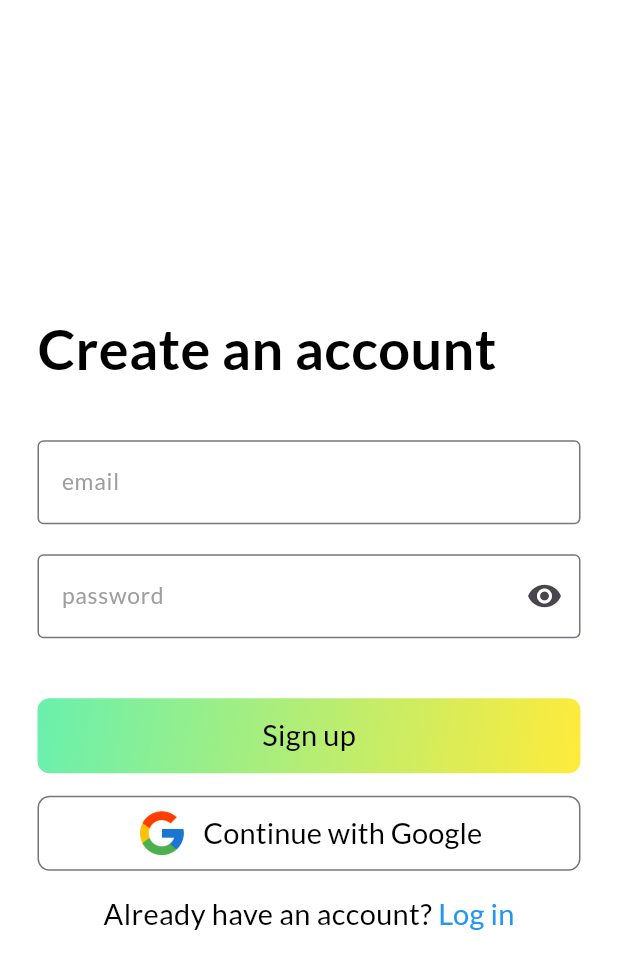
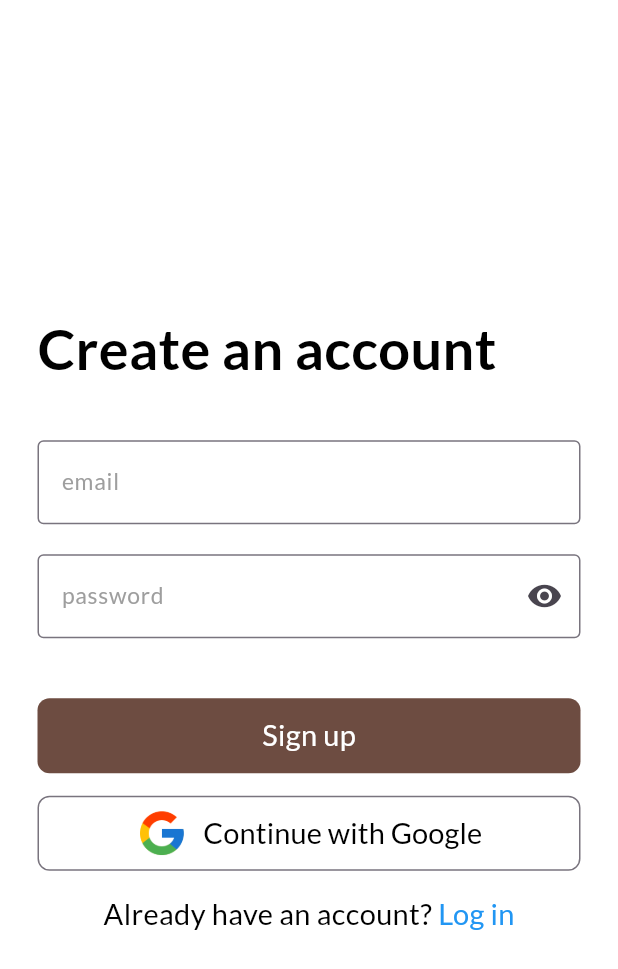
Before and after one commit to mustapha-amin/home_quest, a Flutter app: the screen it shows after launch, after a tap on "Get Started", on a phone screen of 412 x 824 dp. Shown: the top 969 px of the screen. Run offline on Flutter 3.47's test engine with Material 3 defaults, Android fonts, the phone set to English and light mode, and no system bars; our stand-ins replace firebase_auth, firebase_core, flutter_riverpod, fpdart, google_fonts, shared_preferences and 1 more; accounts and stored records are empty.

Commit message:
minor fix

```diff
--- /dev/null
+++ b/lib/core/providers.dart
@@ -0,0 +1,6 @@
+import 'package:flutter_riverpod/flutter_riverpod.dart';
+import 'package:shared_preferences/shared_preferences.dart';
+
+final sharedPrefsProvider = Provider<SharedPreferences>((ref) {
+  throw UnimplementedError();
+});
--- /dev/null
+++ b/lib/core/typedefs.dart
@@ -0,0 +1,4 @@
+import 'package:fpdart/fpdart.dart';
+
+typedef FutureEither<T> = Future<Either<String, T>>;
+typedef FutureVoid = Future<void>;
--- a/lib/features/onboarding/view/onboarding.dart
+++ b/lib/features/onboarding/view/onboarding.dart
@@ -1,5 +1,10 @@
+import 'dart:developer';
+
 import 'package:flutter/material.dart';
+import 'package:flutter_riverpod/flutter_riverpod.dart';
+import 'package:home_quest/core/providers.dart';
 import 'package:home_quest/features/auth/view/auth_screen.dart';
+import 'package:home_quest/services/onboarding_settings.dart';
 import 'package:home_quest/shared/custom_button.dart';
 import 'package:home_quest/shared/spacing.dart';
 import 'package:home_quest/utils/extensions.dart';
@@ -8,14 +13,15 @@ import 'package:home_quest/utils/navigations.dart';
 import 'package:home_quest/utils/textstyle.dart';
 import 'package:sizer/sizer.dart';
 
-class OnboardingScreen extends StatefulWidget {
+class OnboardingScreen extends ConsumerStatefulWidget {
   const OnboardingScreen({super.key});
 
   @override
-  State<OnboardingScreen> createState() => _OnboardingScreenState();
+  ConsumerState<ConsumerStatefulWidget> createState() =>
+      _OnboardingScreenState();
 }
 
-class _OnboardingScreenState extends State<OnboardingScreen> {
+class _OnboardingScreenState extends ConsumerState<OnboardingScreen> {
   double _opacity = 0;
   final _image = AssetImage(genImagePath("house", ImageType.jpg));
 
@@ -72,7 +78,13 @@ class _OnboardingScreenState extends State<OnboardingScreen> {
                   CustomButton(
                     label: "Get Started",
                     onTap: () {
-                      context.push(const AuthScreen());
+
+                      try {
+                        ref.read(onBoardingSettingsProvider).passOnboarding();
+                        context.replace(const AuthScreen());
+                      } catch (e) {
+                        log("Error: ${e.toString()}");
+                      }
                     },
                   ).padX(20),
                 ],
--- a/lib/main.dart
+++ b/lib/main.dart
@@ -1,28 +1,44 @@
 import 'package:flutter/material.dart';
 import 'package:firebase_core/firebase_core.dart';
+import 'package:flutter/services.dart';
 import 'package:flutter_riverpod/flutter_riverpod.dart';
 import 'package:home_quest/features/auth/view/auth_screen.dart';
+import 'package:home_quest/firebase_options.dart';
+import 'package:home_quest/services/onboarding_settings.dart';
+import 'package:shared_preferences/shared_preferences.dart';
 import 'package:sizer/sizer.dart';
 
+import 'core/providers.dart';
 import 'features/onboarding/view/onboarding.dart';
 
 Future<void> main() async {
   WidgetsFlutterBinding.ensureInitialized();
-  await Firebase.initializeApp();
+  // Ensure the app is displayed in fullscreen mode
+  // SystemChrome.setEnabledSystemUIMode(SystemUiMode.manual, overlays: [], );
+
+  await Firebase.initializeApp(
+    options: DefaultFirebaseOptions.currentPlatform,
+  );
+  SharedPreferences sharedPreferences = await SharedPreferences.getInstance();
   runApp(
-    const ProviderScope(child: MyApp()),
+    ProviderScope(
+      overrides: [
+        sharedPrefsProvider.overrideWithValue(sharedPreferences),
+      ],
+      child: const MyApp(),
+    ),
   );
 }
 
-class MyApp extends StatelessWidget {
+class MyApp extends ConsumerWidget {
   const MyApp({super.key});
 
   @override
-  Widget build(BuildContext context) {
+  Widget build(BuildContext context, WidgetRef ref) {
     return Sizer(builder: (___, _, __) {
       return MaterialApp(
         debugShowCheckedModeBanner: false,
-        home: const OnboardingScreen(),
+        home: ref.watch(onBoardingSettingsProvider).isFirstTime() ? const OnboardingScreen() : const AuthScreen(),
         theme: ThemeData(
           scaffoldBackgroundColor: Colors.white,
         ),
--- /dev/null
+++ b/lib/services/onboarding_settings.dart
@@ -0,0 +1,27 @@
+import 'package:flutter_riverpod/flutter_riverpod.dart';
+import 'package:home_quest/core/providers.dart';
+import 'package:home_quest/core/typedefs.dart';
+import 'package:shared_preferences/shared_preferences.dart';
+
+final onBoardingSettingsProvider = Provider((ref) {
+  return OnboardingSettings(
+    sharedPreferences: ref.watch(sharedPrefsProvider),
+  );
+});
+
+class OnboardingSettings {
+
+  SharedPreferences? sharedPreferences;
+  static String onboardKey = "onboard_key";
+
+  OnboardingSettings({this.sharedPreferences});
+
+  FutureVoid passOnboarding() async {
+    await sharedPreferences!.setBool(onboardKey, false);
+  }
+
+  bool isFirstTime() {
+    return sharedPreferences!.getBool(onboardKey) ?? true;
+  }
+
+}
--- a/lib/shared/custom_button.dart
+++ b/lib/shared/custom_button.dart
@@ -14,15 +14,16 @@ class CustomButton extends StatelessWidget {
       width: 100.w,
       height: 50,
       decoration: BoxDecoration(
+        color: Colors.brown[600],
         borderRadius: BorderRadius.circular(8),
-        gradient: const LinearGradient(
-          begin: Alignment.topLeft,
-          end: Alignment.bottomRight,
-          colors: [
-            Colors.greenAccent,
-            Colors.yellow,
-          ],
-        ),
+        // gradient: const LinearGradient(
+        //   begin: Alignment.topLeft,
+        //   end: Alignment.bottomRight,
+        //   // colors: [
+        //   //   Colors.greenAccent,
+        //   //   Colors.yellow,
+        //   // ],
+        // ),
       ),
       child: Material(
         color: const Color.fromARGB(0, 126, 40, 40),
@@ -32,7 +33,7 @@ class CustomButton extends StatelessWidget {
           child: Center(
             child: Text(
               label!,
-              style: kTextStyle(18),
+              style: kTextStyle(18, color: Colors.white),
             ),
           ),
         ),
--- a/pubspec.yaml
+++ b/pubspec.yaml
@@ -36,6 +36,7 @@ dependencies:
   flutter:
     sdk: flutter
   flutter_riverpod: ^2.6.1
+  fpdart: ^1.1.1
   google_fonts: ^6.2.1
   google_sign_in: ^6.2.2
   shared_preferences: ^2.3.3
```
Also changed, not shown: lib/features/auth/repository/auth_repository.dart (added, +71 -0 lines), pubspec.lock.
